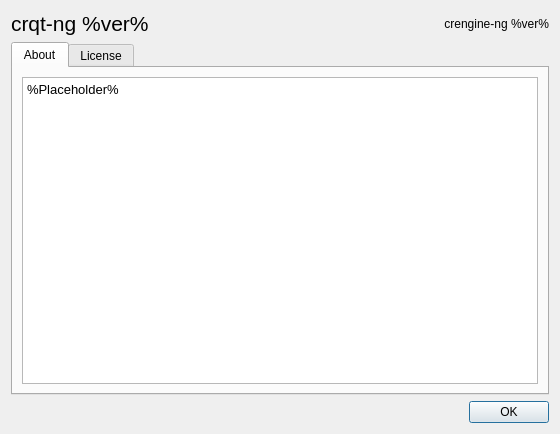
This is src/aboutdlg.ui in CrazyCoder/crqt-ng as Qt 5 draws it before an edit. The edited form follows.
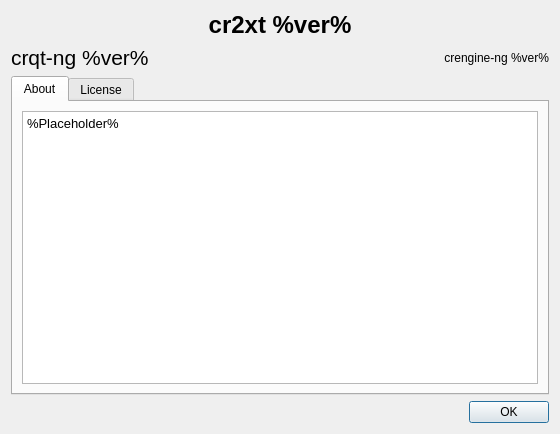
This is the edited form.

Commit message:
Add cr2xt umbrella version display in About dialog
- Add CR2XT_VERSION_FULL define to config.h.cmake
- Add lblCr2xtVersion label to AboutDialog UI (18pt bold, centered)
- Conditionally show cr2xt version when built from umbrella project
- Hide label when built as standalone crqt-ng

The edit to the form file:
```diff
--- a/src/aboutdlg.ui
+++ b/src/aboutdlg.ui
@@ -22,6 +22,22 @@
   <layout class="QVBoxLayout" name="verticalLayout_2">
    <item>
     <layout class="QVBoxLayout" name="verticalLayout">
+     <item>
+      <widget class="QLabel" name="lblCr2xtVersion">
+       <property name="font">
+        <font>
+         <pointsize>18</pointsize>
+         <bold>true</bold>
+        </font>
+       </property>
+       <property name="text">
+        <string notr="true">cr2xt %ver%</string>
+       </property>
+       <property name="alignment">
+        <set>Qt::AlignCenter</set>
+       </property>
+      </widget>
+     </item>
      <item>
       <layout class="QHBoxLayout" name="horizontalLayout_2">
        <item>
```
The commit also changes 2 other files.
